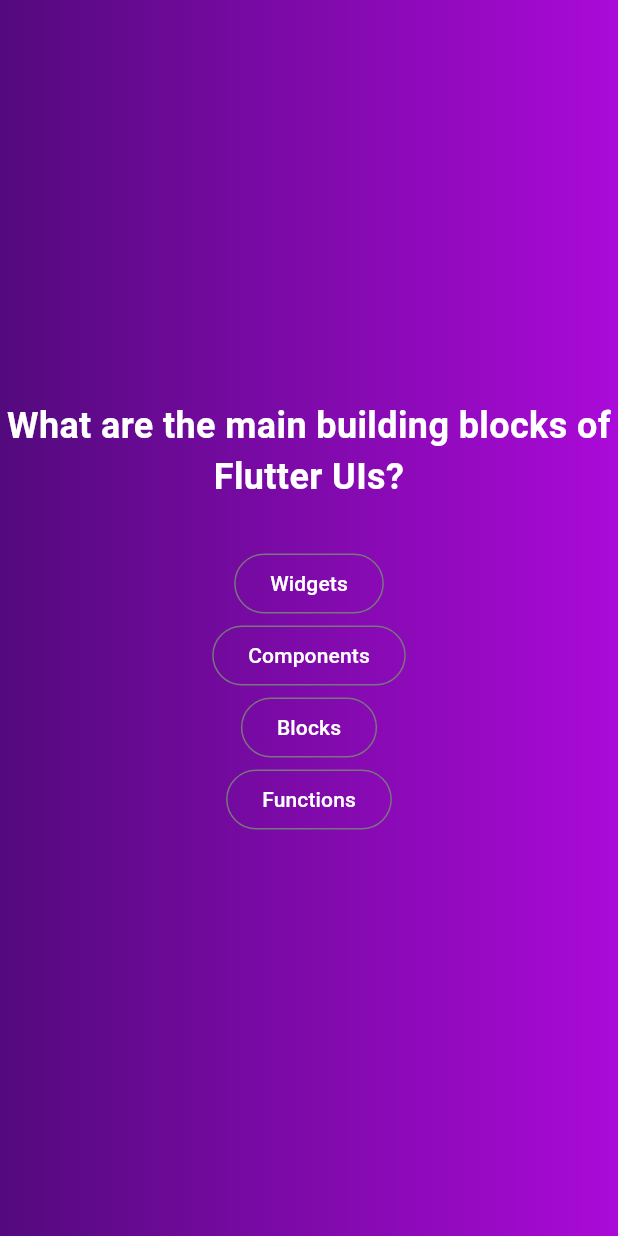
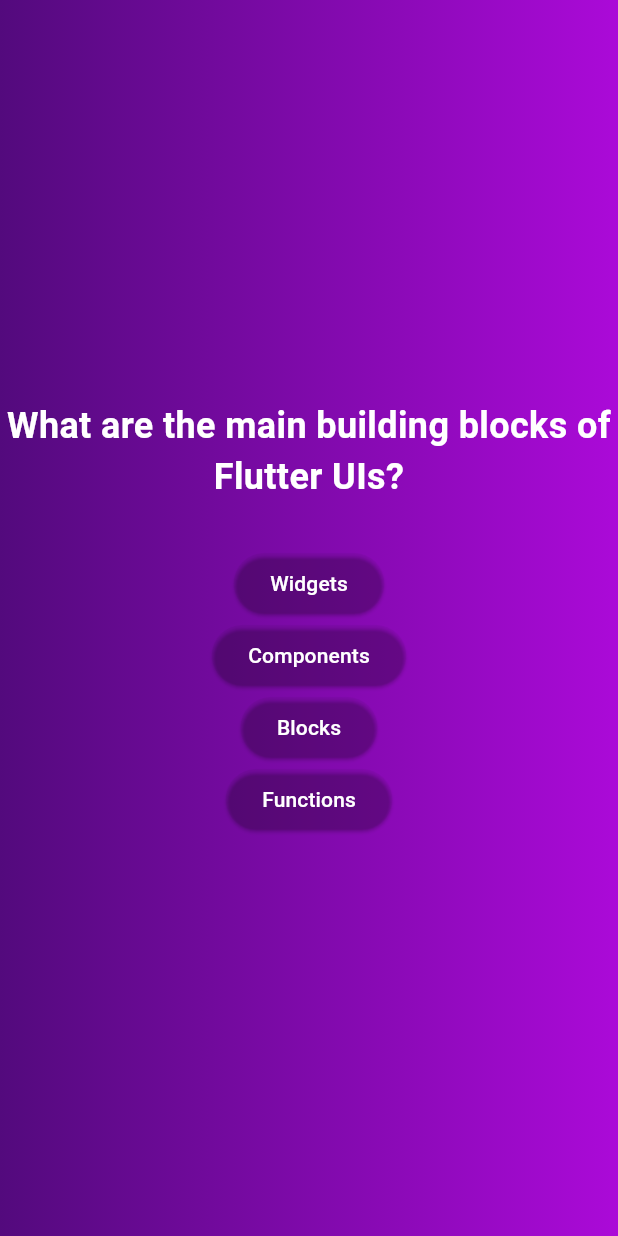
Before and after one commit to AmmarSultanDev/adv_basics, a Flutter app: the screen it shows after launch, after a tap on "Start Quiz", on a phone screen of 412 x 824 dp. Run offline on Flutter 3.47's test engine with Material 3 defaults, Android fonts, the phone set to English and light mode, and no system bars.

Commit message:
Add component AnswerButton

```diff
--- /dev/null
+++ b/lib/answer_button.dart
@@ -0,0 +1,27 @@
+import 'package:flutter/material.dart';
+
+class AnswerButton extends StatelessWidget {
+  const AnswerButton({
+    super.key,
+    required this.answerText,
+    required this.onTap,
+  });
+
+  final String answerText;
+  final void Function() onTap;
+
+  @override
+  Widget build(BuildContext context) {
+    return ElevatedButton(
+      style: ElevatedButton.styleFrom(
+        backgroundColor: Color.fromARGB(4, 37, 1, 57),
+        foregroundColor: Colors.white,
+      ),
+      onPressed: onTap,
+      child: Text(
+        answerText,
+        style: const TextStyle(color: Colors.white),
+      ),
+    );
+  }
+}
--- a/lib/questions_screen.dart
+++ b/lib/questions_screen.dart
@@ -1,3 +1,4 @@
+import 'package:adv_basics/answer_button.dart';
 import 'package:adv_basics/data/questions.dart';
 import 'package:flutter/material.dart';
 
@@ -24,33 +25,21 @@ class _QuestionsScreenState extends State<QuestionsScreen> {
         const SizedBox(
           height: 30,
         ),
-        OutlinedButton(
-          onPressed: () {},
-          child: Text(
-            questions[0].answers[0],
-            style: const TextStyle(color: Colors.white),
-          ),
+        AnswerButton(
+          answerText: questions[0].answers[0],
+          onTap: () {},
         ),
-        OutlinedButton(
-          onPressed: () {},
-          child: Text(
-            questions[0].answers[1],
-            style: const TextStyle(color: Colors.white),
-          ),
+        AnswerButton(
+          answerText: questions[0].answers[1],
+          onTap: () {},
         ),
-        OutlinedButton(
-          onPressed: () {},
-          child: Text(
-            questions[0].answers[2],
-            style: const TextStyle(color: Colors.white),
-          ),
+        AnswerButton(
+          answerText: questions[0].answers[2],
+          onTap: () {},
         ),
-        OutlinedButton(
-          onPressed: () {},
-          child: Text(
-            questions[0].answers[3],
-            style: const TextStyle(color: Colors.white),
-          ),
+        AnswerButton(
+          answerText: questions[0].answers[3],
+          onTap: () {},
         ),
       ],
     ));
```
